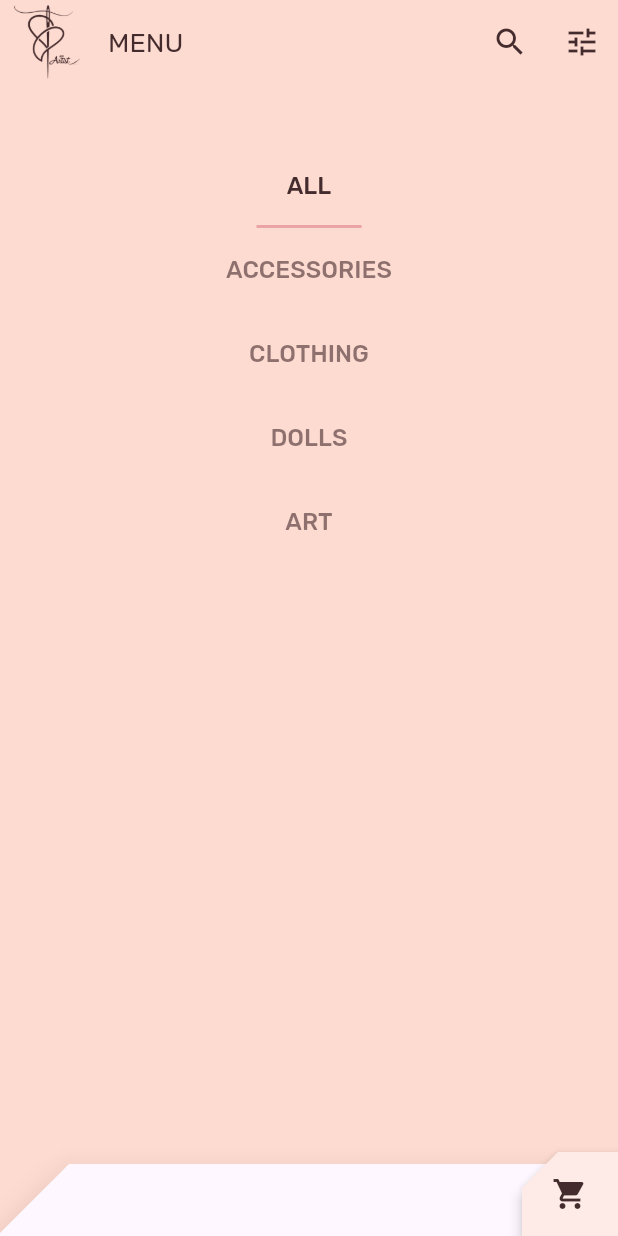
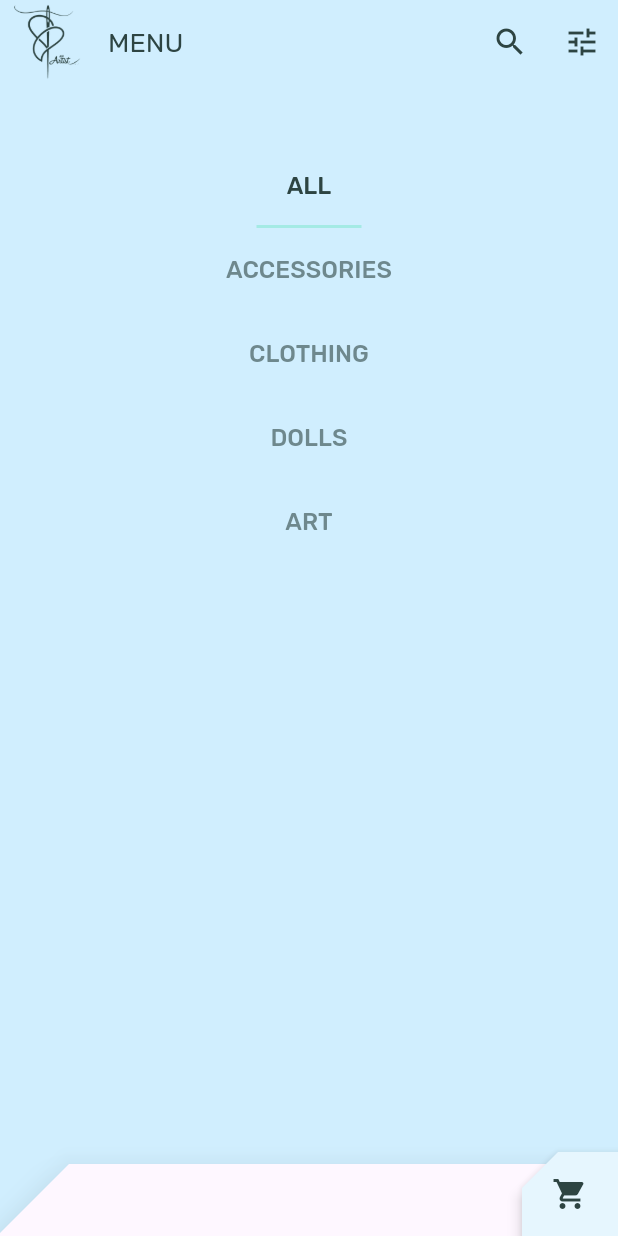
Before and after one commit to Turskyi/anartiststore, a Flutter app: the screen it shows after launch, after a tap on the "menu" icon, on a phone screen of 412 x 824 dp. Run offline on Flutter 3.47's test engine with Material 3 defaults, Android fonts, the phone set to English and light mode, and no system bars; our stand-ins replace bloc, dio, email_validator, flutter_bloc, flutter_translate, retrofit; generated files the repository leaves out were written again; network calls fail.

Commit message:
:recycle: Change colors in shopping_cart.dart, shopping_cart_summary.dart, theme.dart, shopping_cart_row.dart, colors.dart, login.dart, group_menu_page.dart, and group_text.dart files.
Signed-off-by: Dmytro Turskyi <dmytro.turskyi@gmail.com>

```diff
--- a/lib/cart/expanding_bottom_sheet.dart
+++ b/lib/cart/expanding_bottom_sheet.dart
@@ -400,7 +400,7 @@ class ExpandingBottomSheetState extends State<ExpandingBottomSheet> {
           ),
         ),
         elevation: 4,
-        color: kAnArtistStorePink50,
+        color: kAnArtistStoreBlue50,
         child: _cartIsVisible
             ? _buildShoppingCartPage()
             : _buildThumbnails(context, numProducts),
--- a/lib/cart/shopping_cart.dart
+++ b/lib/cart/shopping_cart.dart
@@ -43,7 +43,7 @@ class _ShoppingCartPageState extends State<ShoppingCartPage> {
   Widget build(BuildContext context) {
     final ThemeData localTheme = Theme.of(context);
     return Scaffold(
-      backgroundColor: kAnArtistStorePink50,
+      backgroundColor: kAnArtistStoreBlue50,
       body: SafeArea(
         child: ScopedModelDescendant<AppStateModel>(
           builder: (
@@ -324,7 +324,7 @@ class _ShoppingCartPageState extends State<ShoppingCartPage> {
                                   borderRadius:
                                       BorderRadius.all(Radius.circular(7)),
                                 ),
-                                backgroundColor: kAnArtistStorePink100,
+                                backgroundColor: kAnArtistStoreBlue100,
                               ),
                               onPressed: () => _onClearCartPressed(
                                 model,
@@ -368,7 +368,7 @@ class _ShoppingCartPageState extends State<ShoppingCartPage> {
                                       Radius.circular(7),
                                     ),
                                   ),
-                                  backgroundColor: kAnArtistStorePink100,
+                                  backgroundColor: kAnArtistStoreBlue100,
                                 ),
                                 onPressed: isEnabled
                                     ? () => _onCheckoutPressed(
--- a/lib/cart/shopping_cart_row.dart
+++ b/lib/cart/shopping_cart_row.dart
@@ -109,7 +109,7 @@ class ShoppingCartRow extends StatelessWidget {
                   ),
                   const SizedBox(height: 16),
                   const Divider(
-                    color: kAnArtistStoreBrown900,
+                    color: kAnArtistStoreGreen900,
                     height: 10,
                   ),
                 ],
--- a/lib/cart/shopping_cart_summary.dart
+++ b/lib/cart/shopping_cart_summary.dart
@@ -20,7 +20,7 @@ class ShoppingCartSummary extends StatelessWidget {
     final TextStyle smallAmountStyle = Theme.of(context)
         .textTheme
         .bodyMedium!
-        .copyWith(color: kAnArtistStoreBrown600);
+        .copyWith(color: kAnArtistStoreGreen600);
     final TextStyle largeAmountStyle = Theme.of(context)
         .textTheme
         .headlineMedium!
--- a/lib/group/group_menu_page.dart
+++ b/lib/group/group_menu_page.dart
@@ -19,7 +19,7 @@ class GroupMenuPage extends StatelessWidget {
     return Center(
       child: Container(
         padding: const EdgeInsets.only(top: 40.0),
-        color: kAnArtistStorePink100,
+        color: kAnArtistStoreBlue100,
         child: ListView(
           children: _categories
               .map(
--- a/lib/group/group_text.dart
+++ b/lib/group/group_text.dart
@@ -39,7 +39,7 @@ class GroupText extends StatelessWidget {
                 Container(
                   width: 70.0,
                   height: 2.0,
-                  color: kAnArtistStorePink400,
+                  color: kAnArtistStoreBlue400,
                 ),
               ],
             )
@@ -48,7 +48,7 @@ class GroupText extends StatelessWidget {
               child: Text(
                 categoryString,
                 style: theme.textTheme.bodyLarge?.copyWith(
-                  color: kAnArtistStoreBrown900.withAlpha(153),
+                  color: kAnArtistStoreGreen900.withAlpha(153),
                 ),
                 textAlign: TextAlign.center,
               ),
--- a/lib/login.dart
+++ b/lib/login.dart
@@ -56,7 +56,7 @@ class _LoginPageState extends State<LoginPage> {
               children: <Widget>[
                 TextButton(
                   style: TextButton.styleFrom(
-                    foregroundColor: kAnArtistStoreBrown900,
+                    foregroundColor: kAnArtistStoreGreen900,
                     shape: const BeveledRectangleBorder(
                       borderRadius: BorderRadius.all(Radius.circular(7.0)),
                     ),
@@ -69,8 +69,8 @@ class _LoginPageState extends State<LoginPage> {
                 ),
                 ElevatedButton(
                   style: ElevatedButton.styleFrom(
-                    foregroundColor: kAnArtistStoreBrown900,
-                    backgroundColor: kAnArtistStorePink100,
+                    foregroundColor: kAnArtistStoreGreen900,
+                    backgroundColor: kAnArtistStoreBlue100,
                     elevation: 8.0,
                     shape: const BeveledRectangleBorder(
                       borderRadius: BorderRadius.all(Radius.circular(7.0)),
--- a/lib/res/values/colors.dart
+++ b/lib/res/values/colors.dart
@@ -1,16 +1,15 @@
 import 'package:flutter/material.dart';
 
-const Color kAnArtistStorePink50 = Color(0xFFFEEAE6);
-const Color kAnArtistStorePink100 = Color(0xFFFEDBD0);
-const Color kAnArtistStorePink300 = Color(0xFFFBB8AC);
-const Color kAnArtistStorePink400 = Color(0xFFEAA4A4);
+const Color kAnArtistStoreBlue50 = Color(0xFFE6F6FE);
+const Color kAnArtistStoreBlue100 = Color(0xFFD0EEFE);
+const Color kAnArtistStoreBlue300 = Color(0xFFACDBFB);
+const Color kAnArtistStoreBlue400 = Color(0xFFA4EAE4);
 
-const Color kAnArtistStoreBrown600 = Color(0xFF7D4F52);
-const Color kAnArtistStoreBrown900 = Color(0xFF442B2D);
+const Color kAnArtistStoreGreen600 = Color(0xFF527D4F);
+const Color kAnArtistStoreGreen900 = Color(0xFF2D4442);
 
 const Color kAnArtistStoreErrorRed = Color(0xFFC5032B);
 
-const Color kAnArtistStoreSurfaceWhite = Color(0xFFFFFBFA);
-const Color kAnArtistStoreBackgroundWhite = Colors.white;
+const Color kAnArtistStoreSurfaceWhite = Color(0xFFFAFBFF);
 
-const Color kAnArtistStorePurple = Color(0xFF5D1049);
+const Color kAnArtistStoreTeal = Color(0xFF107A6D);
--- a/lib/theme.dart
+++ b/lib/theme.dart
@@ -10,58 +10,58 @@ const double largeLetterSpacing = 1.0;
 final ThemeData kAnArtistStoreTheme = _buildAnArtistStoreTheme();
 
 IconThemeData _customIconTheme(IconThemeData original) {
-  return original.copyWith(color: kAnArtistStoreBrown900);
+  return original.copyWith(color: kAnArtistStoreGreen900);
 }
 
 ThemeData _buildAnArtistStoreTheme() {
   final ThemeData base = ThemeData.light();
   return base.copyWith(
     appBarTheme: const AppBarTheme(
-      foregroundColor: kAnArtistStoreBrown900,
-      backgroundColor: kAnArtistStorePink100,
+      foregroundColor: kAnArtistStoreGreen900,
+      backgroundColor: kAnArtistStoreBlue100,
     ),
-    scaffoldBackgroundColor: kAnArtistStoreSurfaceWhite,
-    cardColor: kAnArtistStoreBackgroundWhite,
+    scaffoldBackgroundColor: Colors.grey[200],
+    cardColor: Colors.white,
     primaryIconTheme: _customIconTheme(base.iconTheme),
     inputDecorationTheme: const InputDecorationTheme(
       border: CutCornersBorder(
-        borderSide: BorderSide(color: kAnArtistStoreBrown900, width: 0.5),
+        borderSide: BorderSide(color: kAnArtistStoreGreen900, width: 0.5),
       ),
       contentPadding: EdgeInsets.symmetric(vertical: 20, horizontal: 16),
       focusedBorder: CutCornersBorder(
         borderSide: BorderSide(
           width: 2.0,
-          color: kAnArtistStorePurple,
+          color: kAnArtistStoreTeal,
         ),
       ),
       floatingLabelStyle: TextStyle(
-        color: kAnArtistStorePurple,
+        color: kAnArtistStoreTeal,
       ),
     ),
     textTheme: _buildAnArtistStoreTextTheme(base.textTheme),
     textSelectionTheme: const TextSelectionThemeData(
-      selectionColor: kAnArtistStorePurple,
+      selectionColor: kAnArtistStoreTeal,
     ),
     primaryTextTheme: _buildAnArtistStoreTextTheme(base.primaryTextTheme),
     iconTheme: _customIconTheme(base.iconTheme),
     colorScheme: base.colorScheme.copyWith(
       error: kAnArtistStoreErrorRed,
-      primary: kAnArtistStorePurple,
-      onPrimary: kAnArtistStoreBrown900,
-      secondary: kAnArtistStorePurple,
-      primaryContainer: kAnArtistStoreBrown900,
-      secondaryContainer: kAnArtistStoreBrown900,
+      primary: kAnArtistStoreTeal,
+      onPrimary: kAnArtistStoreGreen900,
+      secondary: kAnArtistStoreTeal,
+      primaryContainer: kAnArtistStoreGreen900,
+      secondaryContainer: kAnArtistStoreGreen900,
       surface: kAnArtistStoreSurfaceWhite,
-      background: kAnArtistStoreBackgroundWhite,
-      onSecondary: kAnArtistStoreBrown900,
-      onSurface: kAnArtistStoreBrown900,
-      onBackground: kAnArtistStoreBrown900,
+      background: Colors.white,
+      onSecondary: kAnArtistStoreGreen900,
+      onSurface: kAnArtistStoreGreen900,
+      onBackground: kAnArtistStoreGreen900,
       onError: kAnArtistStoreSurfaceWhite,
       brightness: Brightness.light,
     ),
     searchViewTheme: const SearchViewThemeData(
-      backgroundColor: kAnArtistStorePink100,
-      surfaceTintColor: kAnArtistStorePink50,
+      backgroundColor: kAnArtistStoreBlue100,
+      surfaceTintColor: kAnArtistStoreBlue50,
     ),
   );
 }
@@ -104,7 +104,7 @@ TextTheme _buildAnArtistStoreTextTheme(TextTheme base) {
       )
       .apply(
         fontFamily: 'Rubik',
-        displayColor: kAnArtistStoreBrown900,
-        bodyColor: kAnArtistStoreBrown900,
+        displayColor: kAnArtistStoreGreen900,
+        bodyColor: kAnArtistStoreGreen900,
       );
 }
```
